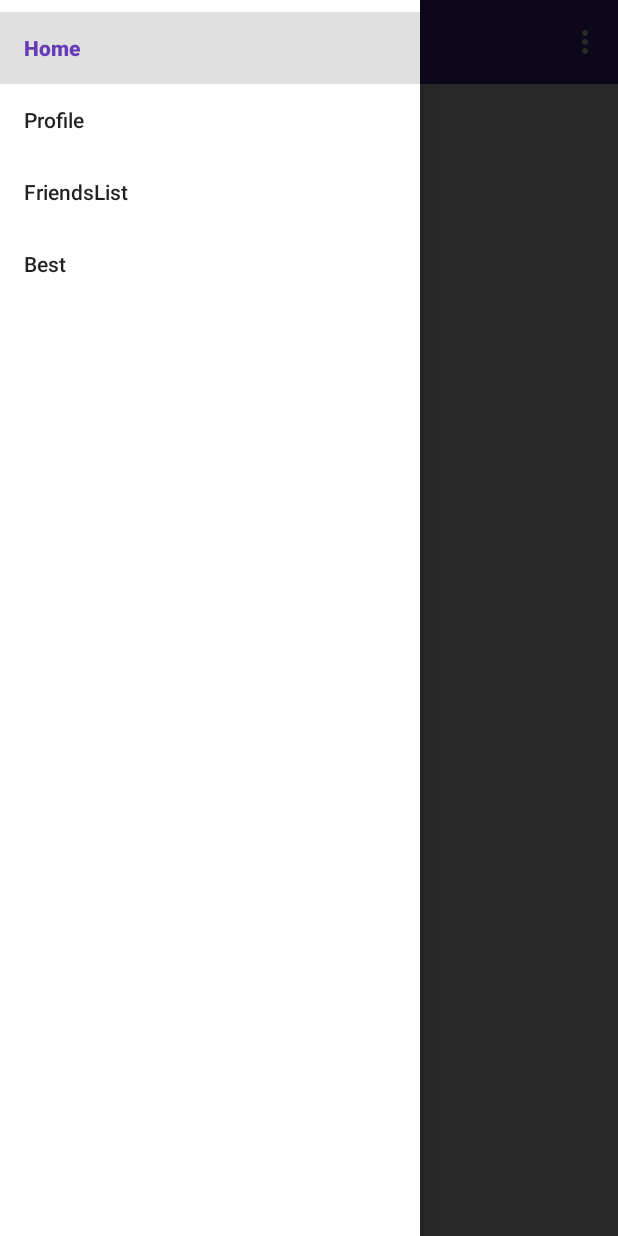
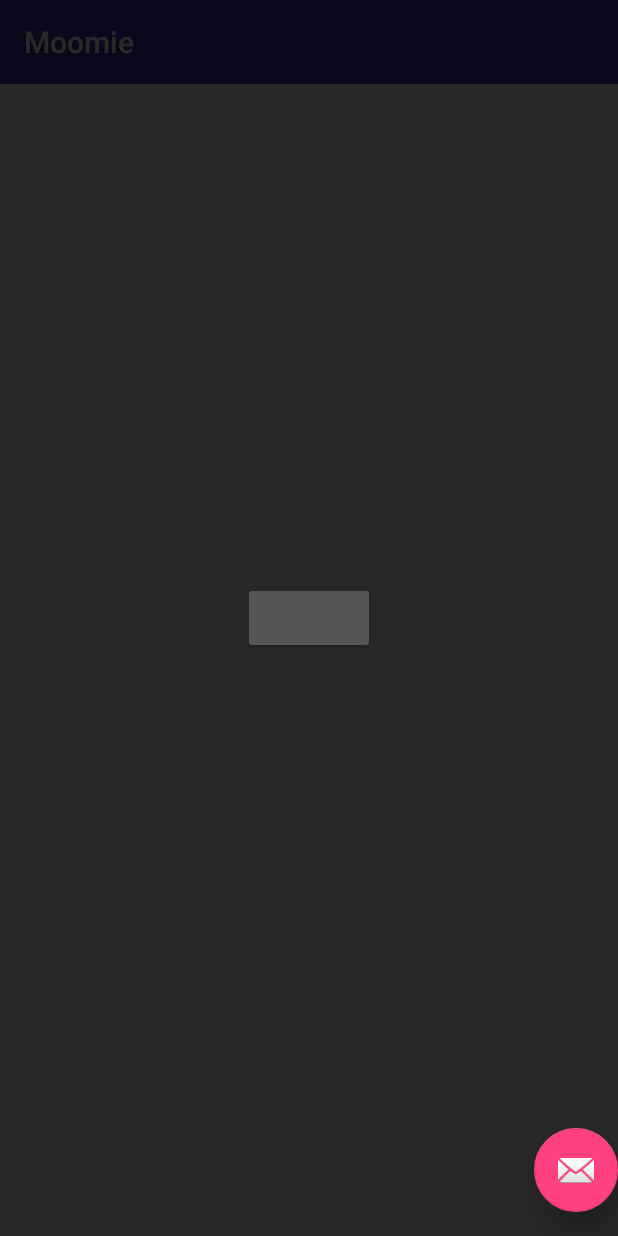
Before and after one commit to bsberg/NewMoomieApp, an Android app: the screen it shows after launch (MainActivity), with the side drawer open, on a phone screen of 412 x 824 dp. Run offline under Robolectric (Android 15) with nearby library versions, the phone set to English and light mode, and no system bars; libraries missing offline, so code that uses them is left out: com.facebook, com.facebook.login; plain views replace LoginButton; 16 statements that could not run were skipped.

Commit message:
I deleted some stuff, and added a menu

```diff
--- a/Moomie2/app/src/main/AndroidManifest.xml
+++ b/Moomie2/app/src/main/AndroidManifest.xml
@@ -41,7 +41,7 @@
         <activity
             android:name=".menu"
             android:label="@string/title_activity_menu"
-            android:theme="@style/AppTheme" />
+            android:theme="@style/AppTheme"></activity>
     </application>
 
 </manifest>
--- a/Moomie2/app/src/main/java/com/example/brianberg/moomie2/MainActivity.java
+++ b/Moomie2/app/src/main/java/com/example/brianberg/moomie2/MainActivity.java
@@ -36,29 +36,8 @@ public class MainActivity extends AppCompatActivity {
     protected void onCreate(Bundle savedInstanceState) {
         super.onCreate(savedInstanceState);
         setContentView(R.layout.activity_main);
-
-        // Set a Toolbar to replace the ActionBar.
         Toolbar toolbar = (Toolbar) findViewById(R.id.toolbar);
         setSupportActionBar(toolbar);
-
-        // Find our drawer view
-        mDrawer = (DrawerLayout) findViewById(R.id.drawer_layout);
-
-        // Find our drawer view
-        nvDrawer = (NavigationView) findViewById(R.id.nvView);
-        // Setup drawer view
-        setupDrawerContent(nvDrawer);
-
-
-
-        FloatingActionButton fab = (FloatingActionButton) findViewById(R.id.fab);
-        fab.setOnClickListener(new View.OnClickListener() {
-            @Override
-            public void onClick(View view) {
-                Snackbar.make(view, "Replace with your own action", Snackbar.LENGTH_LONG)
-                        .setAction("Action", null).show();
-            }
-        });
 
 
         // ATTENTION: This was auto-generated to implement the App Indexing API.
@@ -69,69 +48,12 @@ public class MainActivity extends AppCompatActivity {
 
     }
 
-    private void setupDrawerContent(NavigationView navigationView) {
-        navigationView.setNavigationItemSelectedListener(
-                new NavigationView.OnNavigationItemSelectedListener() {
-                    @Override
-                    public boolean onNavigationItemSelected(MenuItem menuItem) {
-                        selectDrawerItem(menuItem);
-                        return true;
-                    }
-                });
-    }
-
     @Override
     public void onConfigurationChanged(Configuration newConfig) {
         super.onConfigurationChanged(newConfig);
     }
 
-    public void selectDrawerItem(MenuItem menuItem) {
-        // Create a new fragment and specify the planet to show based on
-        // position
-        Fragment fragment = null;
 
-        Class fragmentClass;
-        switch(menuItem.getItemId()) {
-            case R.id.nav_Home:
-                fragmentClass = MainFragment.class;
-                break;
-            case R.id.nav_Profile:
-                fragmentClass = MainFragment.class;
-                break;
-            case R.id.nav_FriendsList:
-                fragmentClass = MainFragment.class;
-                break;
-            case R.id.nav_Best:
-                fragmentClass = MainFragment.class;
-                break;
-            default:
-                fragmentClass = MainFragment.class;
-        }
-
-        try {
-            fragment = (Fragment) fragmentClass.newInstance();
-        } catch (Exception e) {
-            e.printStackTrace();
-        }
-
-        // Insert the fragment by replacing any existing fragment
-        FragmentManager fragmentManager = getSupportFragmentManager();
-        fragmentManager.beginTransaction().replace(R.id.contentPanel, fragment).commit();
-        // Highlight the selected item, update the title, and close the drawer
-        // Highlight the selected item has been done by NavigationView
-        // menuItem.setChecked(true);
-        setTitle(menuItem.getTitle());
-        mDrawer.closeDrawers();
-    }
-
-
-
-    @Override
-    public boolean onCreateOptionsMenu(Menu menu) {
-        // Inflate the menu; this adds items to the action bar if it is present.
-        getMenuInflater().inflate(R.menu.menu_main, menu);
-        return true;
-    }
 
 //    @Override
 //    public boolean onOptionsItemSelected(MenuItem item) {
--- a/Moomie2/app/src/main/res/layout/activity_main.xml
+++ b/Moomie2/app/src/main/res/layout/activity_main.xml
@@ -33,13 +33,6 @@
 
         <!-- The navigation drawer that comes from the left -->
         <!-- Note that `android:layout_gravity` needs to be set to 'start' -->
-        <android.support.design.widget.NavigationView
-            android:id="@+id/nvView"
-            android:layout_width="wrap_content"
-            android:layout_height="match_parent"
-            android:layout_gravity="start"
-            android:background="@android:color/white"
-            app:menu="@menu/drawer_view" />
 
 
 
--- a/Moomie2/app/src/main/res/menu/drawer_view.xml
+++ /dev/null
@@ -1,22 +0,0 @@
-<?xml version="1.0" encoding="utf-8"?>
-<menu xmlns:android="http://schemas.android.com/apk/res/android">
-    <group android:checkableBehavior="single">
-        <item
-            android:id="@+id/nav_Home"
-            android:title="Home"
-            android:checked="true" />
-        <item
-            android:id="@+id/nav_Profile"
-
-            android:title="Profile" />
-        <item
-            android:id="@+id/nav_FriendsList"
-
-            android:title="FriendsList" />
-        <item
-            android:id="@+id/nav_Best"
-
-            android:title="Best" />
-    </group>
-
-</menu>
--- a/Moomie2/app/src/main/res/menu/menu_main.xml
+++ /dev/null
@@ -1,10 +0,0 @@
-<menu xmlns:android="http://schemas.android.com/apk/res/android"
-    xmlns:app="http://schemas.android.com/apk/res-auto"
-    xmlns:tools="http://schemas.android.com/tools"
-    tools:context="com.example.brianberg.moomie2.MainActivity">
-    <item
-        android:id="@+id/action_settings"
-        android:orderInCategory="100"
-        android:title="@string/action_settings"
-        app:showAsAction="never" />
-</menu>
```
Also changed, not shown: Moomie2/app/src/main/java/com/example/brianberg/moomie2/FriendsFragment.java (added, +29 -0 lines), Moomie2/app/src/main/java/com/example/brianberg/moomie2/menu.java (+95 -4 lines), Moomie2/app/src/main/res/layout/activity_menu.xml (+15 -24 lines), Moomie2/app/src/main/res/layout/app_bar_menu.xml (added, +34 -0 lines), Moomie2/app/src/main/res/layout/content_menu.xml (+4 -16 lines), Moomie2/app/src/main/res/layout/fragment_friends.xml (added, +13 -0 lines), Moomie2/app/src/main/res/layout/nav_header_menu.xml (added, +34 -0 lines), Moomie2/app/src/main/res/menu/activity_menu_drawer.xml (renamed from Moomie2/app/src/main/res/menu/activity_menuu_drawer.xml, +10 -14 lines), Moomie2/app/src/main/res/menu/menu.xml (renamed from Moomie2/app/src/main/res/menu/menuu.xml).
